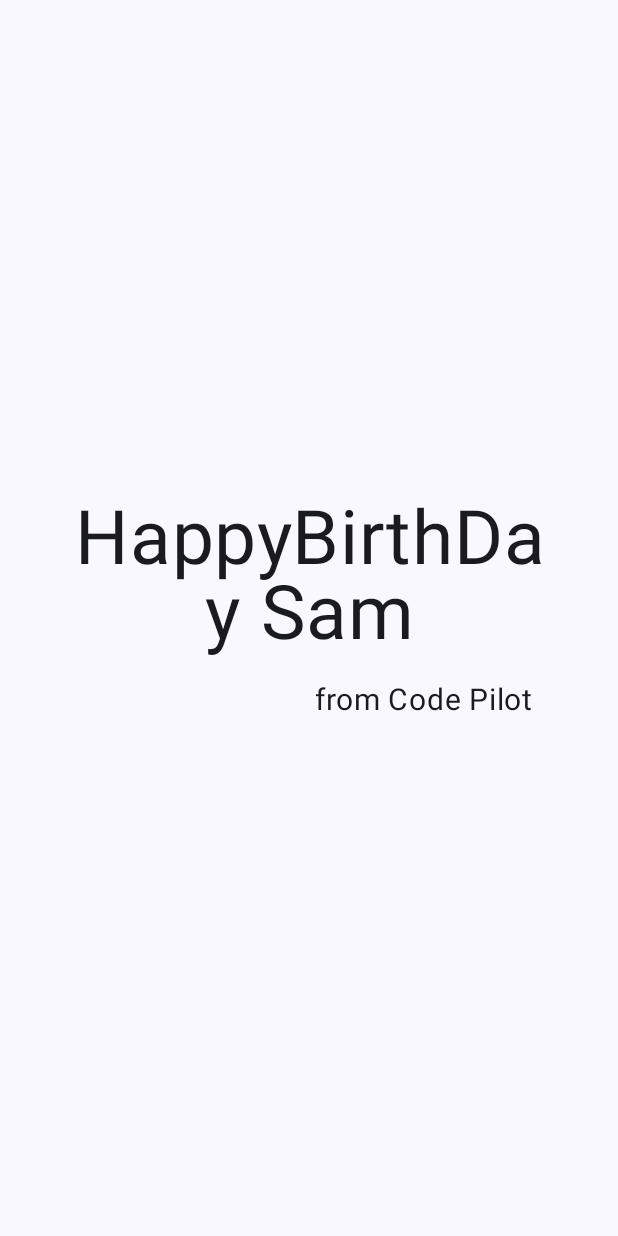
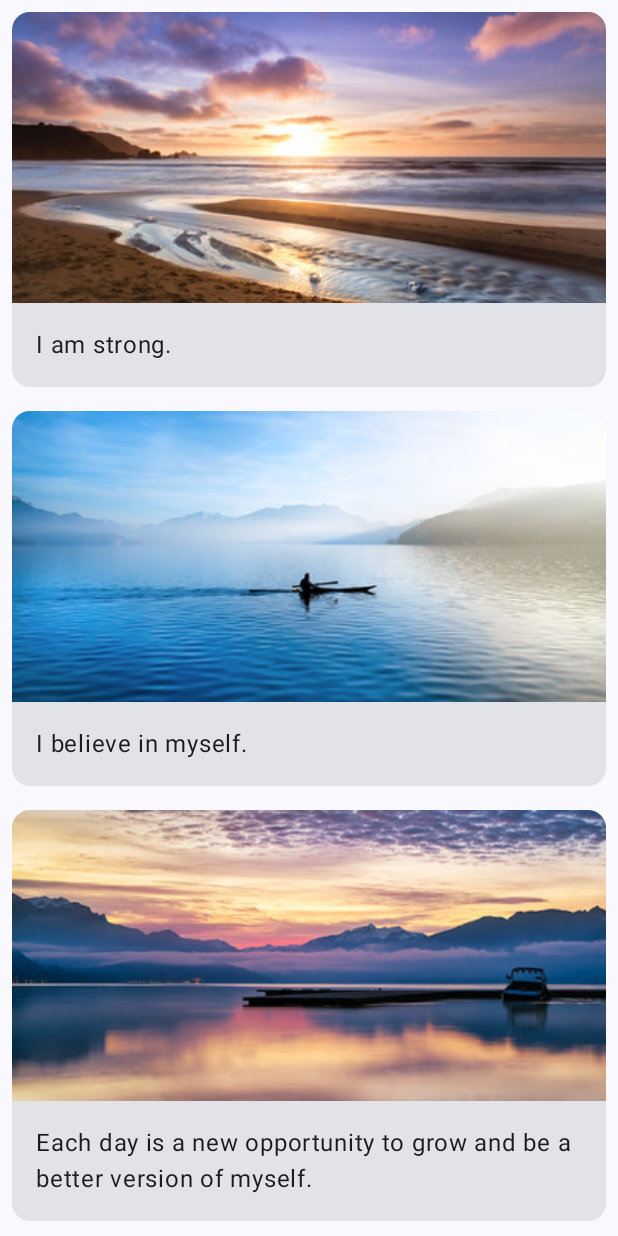
Before and after one commit to ggulcy/ComposeCodeLab, an Android app built with Jetpack Compose: the screen it shows after launch (MainActivity), on a phone screen of 412 x 824 dp. Run offline under Robolectric (Android 15) with nearby library versions, the phone set to English and light mode, and no system bars.

Commit message:
[Codelab Tutorial] Scrolling Card 리스트 앱

```diff
--- a/app/src/main/java/com/example/composecodelab/MainActivity.kt
+++ b/app/src/main/java/com/example/composecodelab/MainActivity.kt
@@ -3,22 +3,30 @@
 import android.os.Bundle
 import androidx.activity.ComponentActivity
 import androidx.activity.compose.setContent
-import androidx.compose.foundation.layout.Arrangement
-import androidx.compose.foundation.layout.Box
+import androidx.annotation.DrawableRes
+import androidx.annotation.StringRes
+import androidx.compose.foundation.Image
 import androidx.compose.foundation.layout.Column
-import androidx.compose.foundation.layout.Row
 import androidx.compose.foundation.layout.fillMaxSize
+import androidx.compose.foundation.layout.fillMaxWidth
+import androidx.compose.foundation.layout.height
 import androidx.compose.foundation.layout.padding
+import androidx.compose.foundation.lazy.LazyColumn
+import androidx.compose.foundation.lazy.items
+import androidx.compose.material3.Card
 import androidx.compose.material3.MaterialTheme
 import androidx.compose.material3.Surface
 import androidx.compose.material3.Text
 import androidx.compose.runtime.Composable
-import androidx.compose.ui.Alignment
 import androidx.compose.ui.Modifier
-import androidx.compose.ui.text.style.TextAlign
+import androidx.compose.ui.layout.ContentScale
+import androidx.compose.ui.res.painterResource
+import androidx.compose.ui.res.stringResource
 import androidx.compose.ui.tooling.preview.Preview
 import androidx.compose.ui.unit.dp
 import androidx.compose.ui.unit.sp
+import com.example.composecodelab.ui.data.DataSource
+import com.example.composecodelab.ui.model.Affirmation
 import com.example.composecodelab.ui.theme.ComposeCodelabTheme
 
 class MainActivity : ComponentActivity() {
@@ -31,45 +39,62 @@
                     modifier = Modifier.fillMaxSize(),
                     color = MaterialTheme.colorScheme.background
                 ) {
-                    GreetingText(message = "HappyBirthDay Sam", from = "from Code Pilot")
+                    AffirmationList(
+                        list =
+                        DataSource().loadAffirmations()
+                    )
                 }
             }
         }
     }
 }
 
+@Composable
+fun AffirmationList(
+    list: List<Affirmation>,
+    modifier: Modifier = Modifier
+) {
+    LazyColumn(modifier = modifier) {
+        items(list) {
+            AffirmationCard(imgRes = it.imageRes, stringRes = it.stringRes)
+        }
+    }
+}
 
 @Composable
-fun GreetingText(message: String, from: String, modifier: Modifier = Modifier) {
-    Column (
-        //GreetingText Element를 vertical을 Center로 정해주고 (부모 세로기준 가운데 위치하도록)
-        verticalArrangement = Arrangement.Center,
-        //GreetingText와 parent view간의 padding간격을 설정해준다
-        modifier = modifier.padding(40.dp)
-    ){
-        Text(
-            text = message,
-            fontSize = 50.sp,
-            lineHeight = 50.sp,
-            //텍스트 Element의 정렬을 Center로 맞춰준다
-            textAlign = TextAlign.Center
-        )
-        Text(
-            text = from,
-            fontSize = 20.sp,
-            lineHeight = 20.sp,
-            //padding과 End정렬 적용
-            modifier = Modifier
-                .padding(16.dp)
-                .align(alignment = Alignment.End)
-        )
+fun AffirmationCard(
+    @DrawableRes imgRes: Int,
+    @StringRes stringRes: Int
+) {
+    Card(
+        modifier = Modifier
+            .padding(8.dp)
+    ) {
+        Column {
+            Image(
+                painter = painterResource(id = imgRes),
+                contentDescription = null,
+                modifier = Modifier
+                    .fillMaxWidth()
+                    .height(194.dp),
+                contentScale = ContentScale.Crop,
+            )
+            Text(
+                text = stringResource(id = stringRes),
+                fontSize = 16.sp,
+                modifier = Modifier.padding(16.dp)
+            )
+        }
     }
 }
 
 @Preview(showBackground = true)
 @Composable
-fun BirthDayCardPreview() {
+fun AffirmationCardPreview() {
     ComposeCodelabTheme {
-        GreetingText(message = "Happy BirthDay", "From CodePilot")
+        AffirmationList(
+            list =
+            DataSource().loadAffirmations()
+        )
     }
 }
--- /dev/null
+++ b/app/src/main/java/com/example/composecodelab/ui/data/DataSource.kt
@@ -0,0 +1,23 @@
+package com.example.composecodelab.ui.data
+
+/**
+ * @author Created by chanhypark on 1/11/24
+ **/
+import com.example.composecodelab.R
+import com.example.composecodelab.ui.model.Affirmation
+
+class DataSource() {
+    fun loadAffirmations(): List<Affirmation> {
+        return listOf(
+            Affirmation(R.string.affirmation1, R.drawable.image1),
+            Affirmation(R.string.affirmation2, R.drawable.image2),
+            Affirmation(R.string.affirmation3, R.drawable.image3),
+            Affirmation(R.string.affirmation4, R.drawable.image4),
+            Affirmation(R.string.affirmation5, R.drawable.image5),
+            Affirmation(R.string.affirmation6, R.drawable.image6),
+            Affirmation(R.string.affirmation7, R.drawable.image7),
+            Affirmation(R.string.affirmation8, R.drawable.image8),
+            Affirmation(R.string.affirmation9, R.drawable.image9),
+            Affirmation(R.string.affirmation10, R.drawable.image10))
+    }
+}
--- /dev/null
+++ b/app/src/main/java/com/example/composecodelab/ui/model/Affirmation.kt
@@ -0,0 +1,13 @@
+package com.example.composecodelab.ui.model
+
+import androidx.annotation.DrawableRes
+import androidx.annotation.StringRes
+
+/**
+ * @author Created by chanhypark on 1/11/24
+ **/
+
+data class Affirmation(
+    @StringRes val stringRes: Int,
+    @DrawableRes val imageRes: Int
+)
--- a/app/src/main/res/values/strings.xml
+++ b/app/src/main/res/values/strings.xml
@@ -1,3 +1,15 @@
 <resources>
     <string name="app_name">ComposeCodelab</string>
+
+    <string name="affirmation1">I am strong.</string>
+    <string name="affirmation2">I believe in myself.</string>
+    <string name="affirmation3">Each day is a new opportunity to grow and be a better version of myself.</string>
+    <string name="affirmation4">Every challenge in my life is an opportunity to learn from.</string>
+    <string name="affirmation5">I have so much to be grateful for.</string>
+    <string name="affirmation6">Good things are always coming into my life.</string>
+    <string name="affirmation7">New opportunities await me at every turn.</string>
+    <string name="affirmation8">I have the courage to follow my heart.</string>
+    <string name="affirmation9">Things will unfold at precisely the right time.</string>
+    <string name="affirmation10">I will be present in all the moments that this day brings.</string>
+
 </resources>
```
Also changed, not shown: app/src/main/res/drawable/image1.jpg (added), app/src/main/res/drawable/image10.jpg (added), app/src/main/res/drawable/image2.jpg (added), app/src/main/res/drawable/image3.jpg (added), app/src/main/res/drawable/image4.jpg (added), app/src/main/res/drawable/image5.jpg (added), app/src/main/res/drawable/image6.jpg (added), app/src/main/res/drawable/image7.jpg (added), app/src/main/res/drawable/image8.jpg (added), app/src/main/res/drawable/image9.jpg (added).
